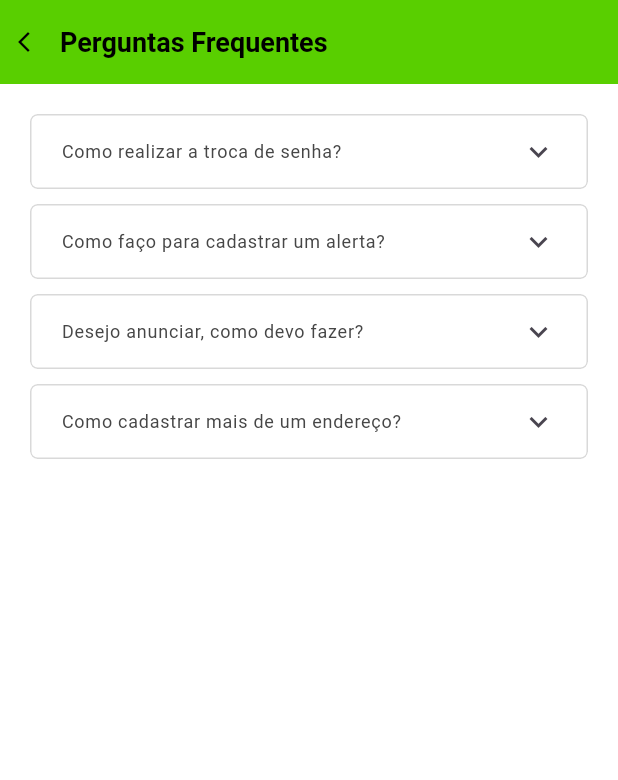
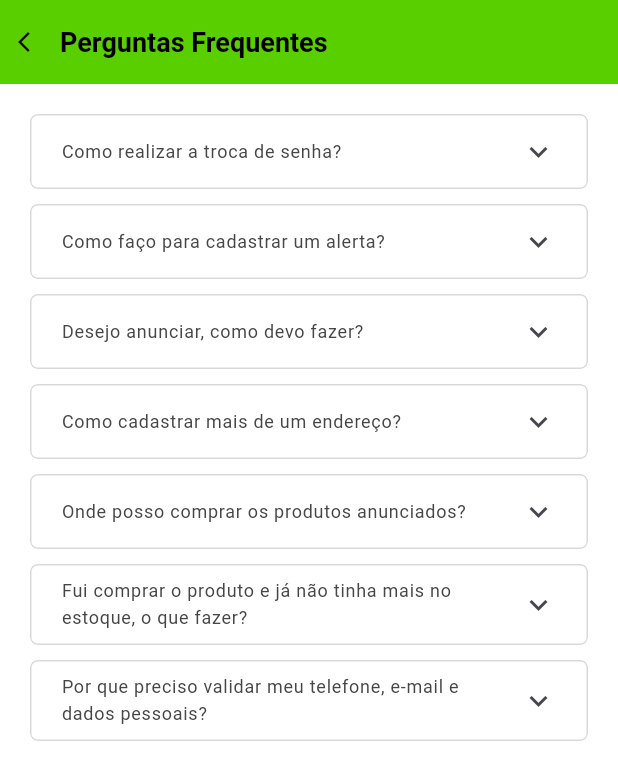
Before and after one commit to economize-mais/app_economize_mais, a Flutter app: the PerguntasFrequentesScreen screen opened by its route, on a phone screen of 412 x 824 dp. Shown: the top 780 px of the screen. Run offline on Flutter 3.47's test engine with Material 3 defaults, Android fonts, the phone set to English and light mode, and no system bars; our stand-ins replace carousel_slider, dio, flutter_svg, geocoding, location, mask_text_input_formatter and 1 more.

Commit message:
fix: novos textos para a tela de Perguntas Frequentes

```diff
--- a/lib/screens/perguntas frequentes/perguntas_frequentes_screen.dart
+++ b/lib/screens/perguntas frequentes/perguntas_frequentes_screen.dart
@@ -20,21 +20,77 @@ class PerguntasFrequentesScreen extends StatelessWidget {
             CustomExpansionTileWidget(
               paddingBottom: 10,
               title: 'Como realizar a troca de senha?',
-              children: [],
+              children: [
+                Text(
+                  'Você pode realizar a troca da senha acessando o seu Perfil no aplicativo localizado no canto inferior direito da tela, e clicar em TROCAR SENHA. Caso não lembre sua senha antiga, basta sair do aplicativo e, na página inicial do aplicativo, selecionar “Esqueci minha senha” . Um link será enviado ao seu e-mail cadastrado para a criação de uma nova senha.',
+                ),
+              ],
             ),
             CustomExpansionTileWidget(
               paddingBottom: 10,
               title: 'Como faço para cadastrar um alerta?',
-              children: [],
+              children: [
+                Text(
+                  'Basta acessar a página de alertas clicando no botão localizado no centro da barra inferior de comandos com o nome “Alertas”. Ao acessar a página de alertas, digite no campo “Digite Produto Buscado” , e o produto que você deseja, em seguida clique no botão “Criar Alerta”. Após criado o alerta, você será notificado assim que o produto entrar em promoção em um dos estabelecimentos cadastrados. ',
+                ),
+              ],
             ),
             CustomExpansionTileWidget(
               paddingBottom: 10,
               title: 'Desejo anunciar, como devo fazer?',
-              children: [],
+              children: [
+                Text(
+                  'Se você possui um estabelecimento comercial com loja física e deseja anunciar com a gente, clique AQUI (Link no aqui) e você será redirecionado à página onde colocará os dados de seu estabelecimento, e uma mensagem, que será enviada diretamente a um dos nossos atendentes, em seguida entraremos em contato com o número de telefone informado em até 72 horas.',
+                ),
+              ],
             ),
             CustomExpansionTileWidget(
+              paddingBottom: 10,
               title: 'Como cadastrar mais de um endereço?',
-              children: [],
+              children: [
+                Text(
+                  'Não é possível cadastrar mais de um endereço, mas é possível mudar sua localização no aplicativo. Vá até a página principal, clique no nome da cidade localizado no canto superior direito e selecione uma nova cidade.',
+                ),
+              ],
+            ),
+            CustomExpansionTileWidget(
+              paddingBottom: 10,
+              title: 'Onde posso comprar os produtos anunciados?',
+              children: [
+                Text(
+                  'Os produtos anunciados no Economize + somente estarão disponíveis nas lojas físicas dos anunciantes parceiros, não sendo possível comprar online.',
+                ),
+              ],
+            ),
+            CustomExpansionTileWidget(
+              paddingBottom: 10,
+              title:
+                  'Fui comprar o produto e já não tinha mais no estoque, o que fazer?',
+              children: [
+                Text(
+                  'A responsabilidade dos estoques disponíveis é do estabelecimento anunciante. Caso algum produto anunciado não esteja mais disponível, recomendamos aos usuários alertar o estabelecimento para que a oferta seja retirada do aplicativo.',
+                ),
+              ],
+            ),
+            CustomExpansionTileWidget(
+              paddingBottom: 10,
+              title:
+                  'Por que preciso validar meu telefone, e-mail e dados pessoais?',
+              children: [
+                Text(
+                  'A validação do e-mail e telefone se fazem necessários para que você passe a ser um usuário confiável pelo aplicativo Economize +. Além disso, permite que sejamos mais efetivos caso seja necessário algum tipo de contato com você, como por exemplo, caso esqueça sua senha.',
+                ),
+                Padding(
+                  padding: EdgeInsets.symmetric(vertical: 8),
+                  child: Align(
+                    alignment: Alignment.centerLeft,
+                    child: Text('E meus dados pessoais?'),
+                  ),
+                ),
+                Text(
+                  'É necessária a identificação formal do usuário para a maior segurança de todas as partes, mas não se preocupe, seus dados estarão sempre protegidos seguindo a Lei Geral de Proteção de dados, Lei nº 13.709/2018.',
+                ),
+              ],
             ),
           ],
         ),
--- a/lib/utils/widgets/custom_expansion_tile_widget.dart
+++ b/lib/utils/widgets/custom_expansion_tile_widget.dart
@@ -27,7 +27,7 @@ class CustomExpansionTileWidget extends StatelessWidget {
         shape: kRoundedRectangleBorder,
         collapsedShape: kRoundedRectangleBorder,
         tilePadding: const EdgeInsets.symmetric(horizontal: 20),
-        childrenPadding: const EdgeInsets.symmetric(horizontal: 20),
+        childrenPadding: const EdgeInsets.fromLTRB(20, 0, 20, 8),
         title: Text(
           title,
           style: TextStyle(
```
